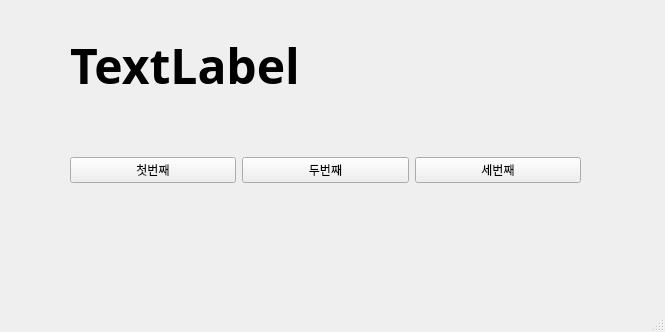
The window that demoForm2.ui (KisungPae/python250414) describes before a commit, drawn with Qt 5.
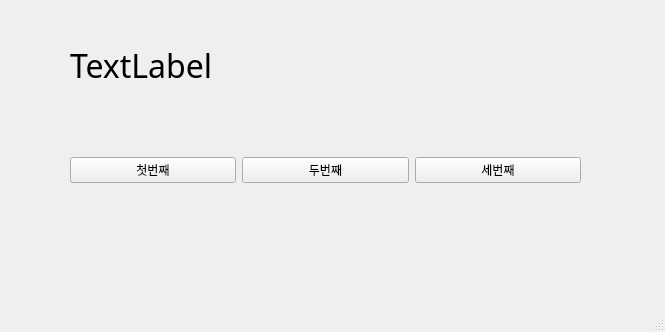
The same window after the commit.

Diff of the .ui file:
```diff
--- a/demoForm2.ui
+++ b/demoForm2.ui
@@ -59,9 +59,9 @@
     <property name="font">
      <font>
       <family>맑은 고딕</family>
-      <pointsize>36</pointsize>
-      <weight>75</weight>
-      <bold>true</bold>
+      <pointsize>24</pointsize>
+      <weight>50</weight>
+      <bold>false</bold>
      </font>
     </property>
     <property name="text">
```
